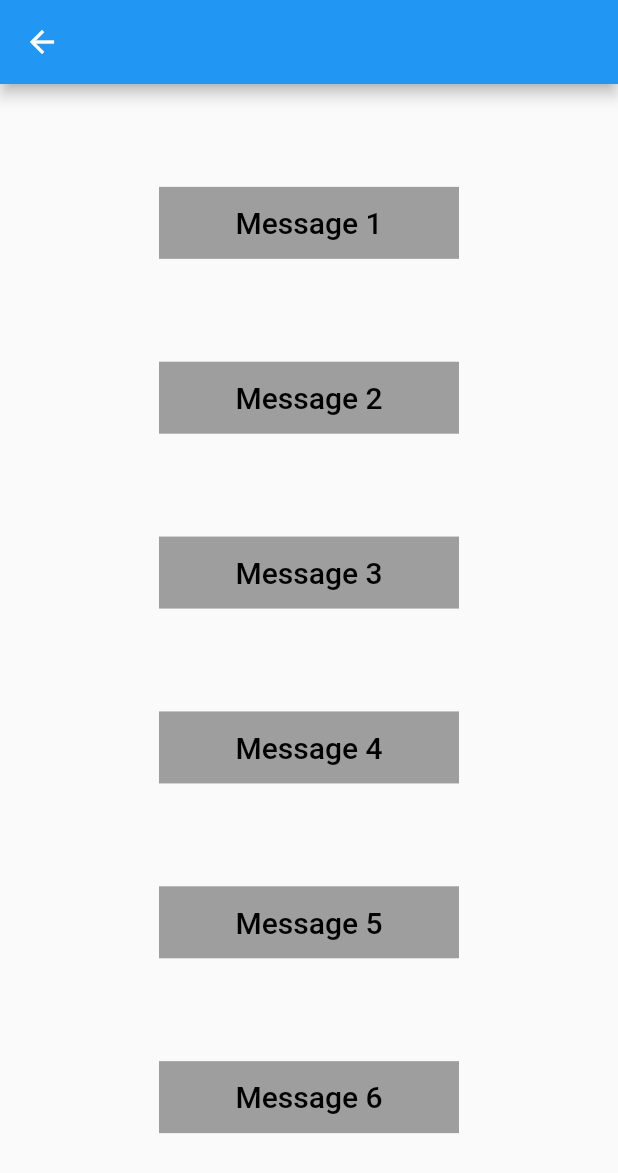
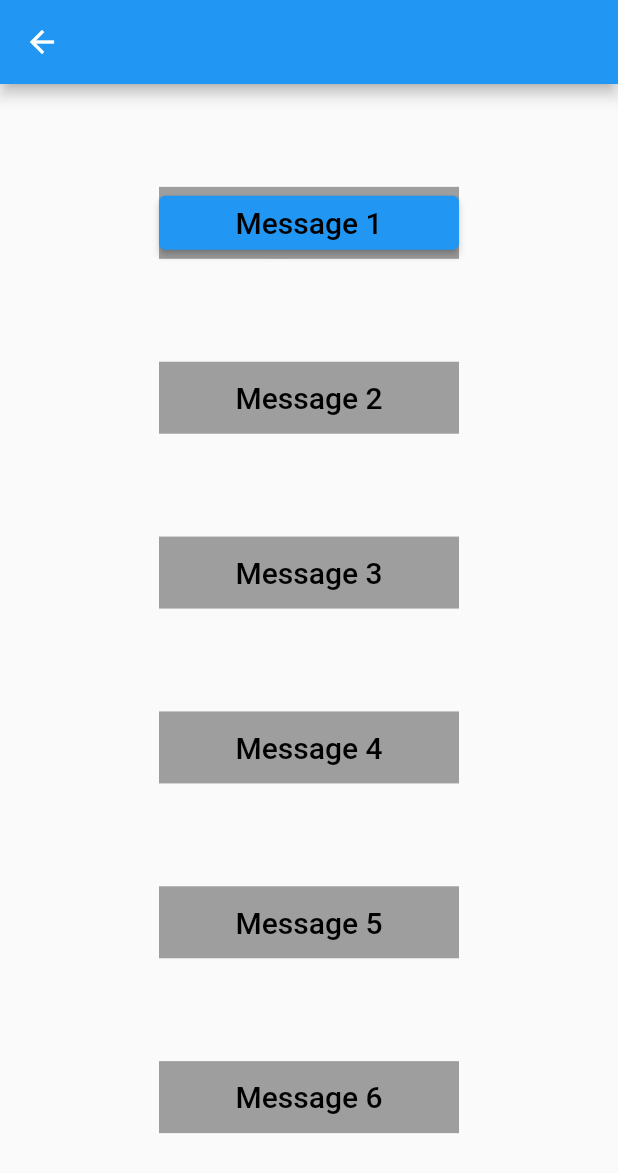
Before and after one commit to mattpake/slackapp, a Flutter app: the PersonScreen screen opened directly with empty values, after a tap on "Message 1", on a phone screen of 412 x 824 dp. Shown: the top 1173 px of the screen. Run offline on Flutter 3.47's test engine with Material 2 defaults, Android fonts, the phone set to English and light mode, and no system bars; our stand-ins replace anim_search_bar; network calls fail.

```diff
--- /dev/null
+++ b/lib/controller/sendMessageToChannel.dart
@@ -0,0 +1,22 @@
+import 'dart:convert';
+import 'dart:developer';
+import 'package:http/http.dart' as http;
+
+Future<void> sendMessage(String message) async {
+  final response = await http.post(
+    Uri.parse('https://hooks.slack.com/services/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'),
+    headers: <String, String>{
+      'Content-Type': 'application/json; charset=UTF-8',
+    },
+    body: jsonEncode(
+      <String, String>{
+        'text': message,
+      },
+    ),
+  );
+  if (response.body == 'ok') {
+    log('Message send.');
+  } else {
+    throw Exception('Failed to send message.');
+  }
+}
--- a/lib/screens/person_screen.dart
+++ b/lib/screens/person_screen.dart
@@ -1,10 +1,19 @@
 import 'package:flutter/material.dart';
+import 'package:slackapp/controller/sendMessageToChannel.dart';
 import 'package:slackapp/dto/screen_arguments.dart';
+import 'package:http/http.dart' as http;
 
-class PersonScreen extends StatelessWidget {
+class PersonScreen extends StatefulWidget {
   const PersonScreen({Key? key}) : super(key: key);
 
   static const routeName = '/person-screen';
+
+  @override
+  State<PersonScreen> createState() => _PersonScreenState();
+}
+
+class _PersonScreenState extends State<PersonScreen> {
+  Future<http.Response>? _messageResponse;
 
   @override
   Widget build(BuildContext context) {
@@ -21,8 +30,10 @@ class PersonScreen extends StatelessWidget {
             Container(
               width: 200,
               color: Colors.grey,
-              child: TextButton(
-                onPressed: () {},
+              child: ElevatedButton(
+                onPressed: () {
+                  sendMessage('Message 1');
+                },
                 child: const Text(
                   'Message 1',
                   style: TextStyle(fontSize: 20, color: Colors.black),
```
